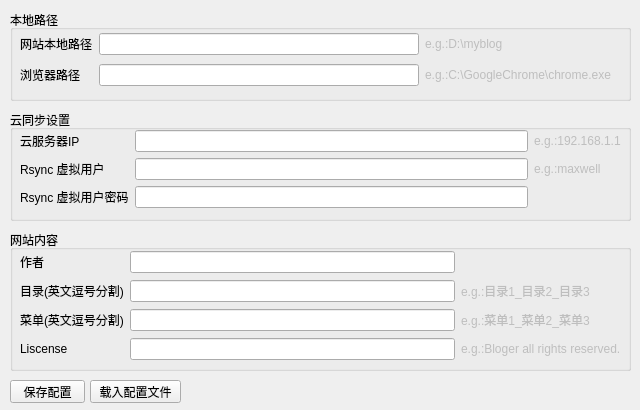
Maxwell-lx/FixitEditor, file config_ui.ui: the form before one commit.
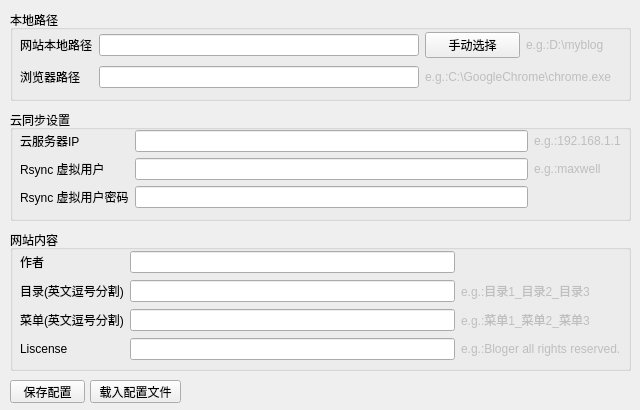
The form after the commit. Icons and pictures are not drawn.

The edit to the form file:
```diff
--- a/config_ui.ui
+++ b/config_ui.ui
@@ -284,6 +284,15 @@
        </widget>
       </item>
       <item row="0" column="2">
+       <layout class="QHBoxLayout" name="horizontalLayout">
+        <item>
+         <widget class="QPushButton" name="PB_findsitepath">
+          <property name="text">
+           <string>手动选择</string>
+          </property>
+         </widget>
+        </item>
+        <item>
        <widget class="QLabel" name="label_14">
         <property name="enabled">
          <bool>false</bool>
@@ -292,6 +301,8 @@
          <string>e.g.:D:\myblog   </string>
         </property>
        </widget>
+        </item>
+       </layout>
       </item>
      </layout>
     </widget>
```
Left out of the diff: 48 changed lines with no effect on the pictures. Lines whose indentation alone changed are shown as unchanged.
